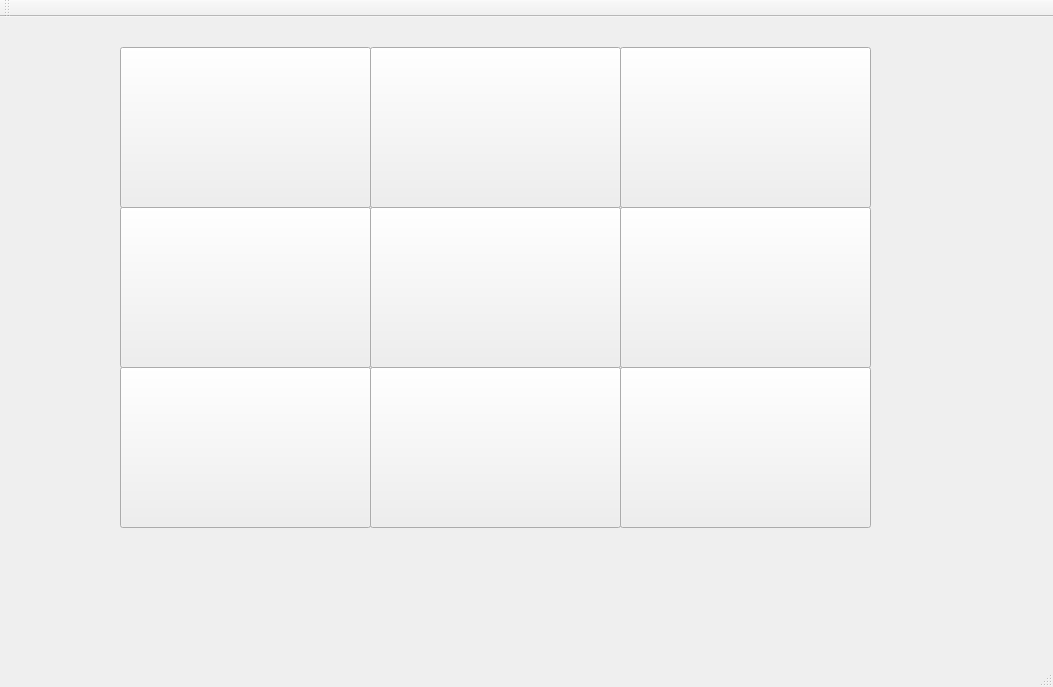
moenthelawn/TicTacCompleteUI, file mainwindow.ui: the form before one commit.
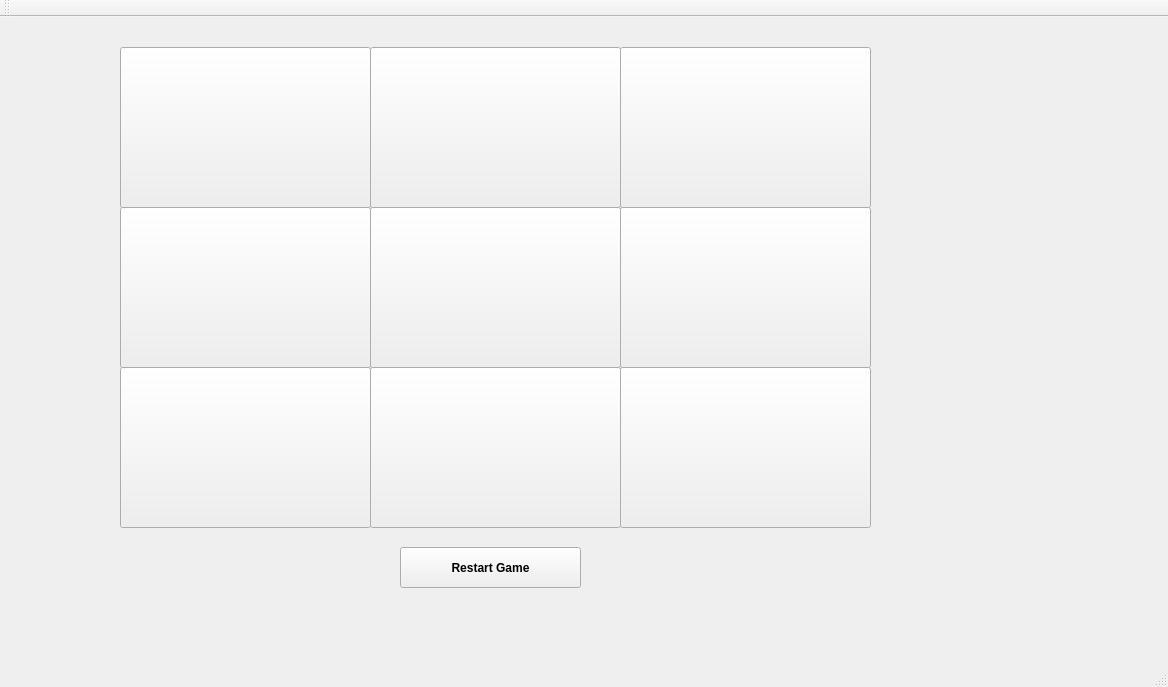
The form after the commit.

Commit message: The  user should be able to play the game without many bugs

```diff
--- a/mainwindow.ui
+++ b/mainwindow.ui
@@ -2,14 +2,24 @@
 <ui version="4.0">
  <class>MainWindow</class>
  <widget class="QMainWindow" name="MainWindow">
+  <property name="enabled">
+   <bool>true</bool>
+  </property>
   <property name="geometry">
    <rect>
     <x>0</x>
     <y>0</y>
-    <width>1053</width>
+    <width>1168</width>
     <height>687</height>
    </rect>
   </property>
+  <property name="font">
+   <font>
+    <family>MS Sans Serif</family>
+    <weight>75</weight>
+    <bold>true</bold>
+   </font>
+  </property>
   <property name="windowTitle">
    <string>MainWindow</string>
   </property>
@@ -176,6 +186,48 @@
      <string/>
     </property>
    </widget>
+   <widget class="QLabel" name="label">
+    <property name="geometry">
+     <rect>
+      <x>890</x>
+      <y>50</y>
+      <width>301</width>
+      <height>201</height>
+     </rect>
+    </property>
+    <property name="text">
+     <string/>
+    </property>
+   </widget>
+   <widget class="QPushButton" name="pushButton">
+    <property name="enabled">
+     <bool>true</bool>
+    </property>
+    <property name="geometry">
+     <rect>
+      <x>400</x>
+      <y>530</y>
+      <width>181</width>
+      <height>41</height>
+     </rect>
+    </property>
+    <property name="font">
+     <font>
+      <italic>false</italic>
+      <stylestrategy>PreferDefault</stylestrategy>
+      <kerning>true</kerning>
+     </font>
+    </property>
+    <property name="autoFillBackground">
+     <bool>false</bool>
+    </property>
+    <property name="text">
+     <string>Restart Game</string>
+    </property>
+    <property name="autoDefault">
+     <bool>false</bool>
+    </property>
+   </widget>
   </widget>
   <widget class="QMenuBar" name="menuBar">
    <property name="geometry">
```
Left out of the diff: 2 changed lines with no effect on the pictures. The commit also changes 3 other files.
